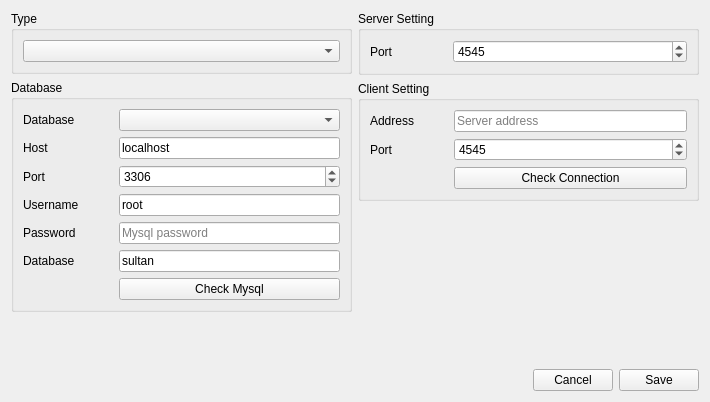
Qt form libgui/main/settingdialog.ui (apinprastya/sultan) before a commit.
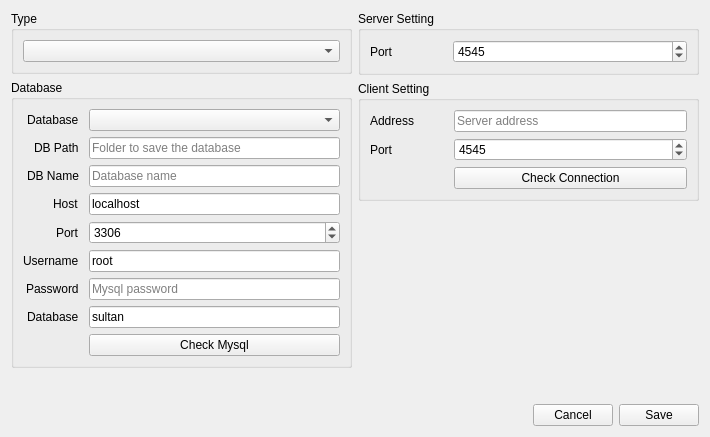
The same form after that commit.

Commit message: implement sqlite db path location

```diff
--- a/libgui/main/settingdialog.ui
+++ b/libgui/main/settingdialog.ui
@@ -7,7 +7,7 @@
     <x>0</x>
     <y>0</y>
     <width>710</width>
-    <height>402</height>
+    <height>437</height>
    </rect>
   </property>
   <property name="windowTitle">
@@ -45,17 +45,20 @@
           <string>Database</string>
          </property>
          <layout class="QFormLayout" name="formLayout">
+          <property name="labelAlignment">
+           <set>Qt::AlignRight|Qt::AlignTrailing|Qt::AlignVCenter</set>
+          </property>
           <property name="horizontalSpacing">
-           <number>40</number>
+           <number>10</number>
           </property>
-          <item row="1" column="0">
+          <item row="3" column="0">
            <widget class="QLabel" name="label">
             <property name="text">
              <string notr="true">Host</string>
             </property>
            </widget>
           </item>
-          <item row="1" column="1">
+          <item row="3" column="1">
            <widget class="QLineEdit" name="lineEditHost">
             <property name="inputMask">
              <string/>
@@ -68,14 +71,14 @@
             </property>
            </widget>
           </item>
-          <item row="2" column="0">
+          <item row="4" column="0">
            <widget class="QLabel" name="label_2">
             <property name="text">
              <string notr="true">Port</string>
             </property>
            </widget>
           </item>
-          <item row="2" column="1">
+          <item row="4" column="1">
            <widget class="QSpinBox" name="spinBoxPort">
             <property name="minimum">
              <number>1</number>
@@ -88,14 +91,14 @@
             </property>
            </widget>
           </item>
-          <item row="3" column="0">
+          <item row="5" column="0">
            <widget class="QLabel" name="label_3">
             <property name="text">
              <string notr="true">Username</string>
             </property>
            </widget>
           </item>
-          <item row="3" column="1">
+          <item row="5" column="1">
            <widget class="QLineEdit" name="lineEditUsername">
             <property name="inputMask">
              <string/>
@@ -108,14 +111,14 @@
             </property>
            </widget>
           </item>
-          <item row="4" column="0">
+          <item row="6" column="0">
            <widget class="QLabel" name="label_4">
             <property name="text">
              <string notr="true">Password</string>
             </property>
            </widget>
           </item>
-          <item row="4" column="1">
+          <item row="6" column="1">
            <widget class="QLineEdit" name="lineEditPassword">
             <property name="text">
              <string notr="true"/>
@@ -128,14 +131,14 @@
             </property>
            </widget>
           </item>
-          <item row="5" column="0">
+          <item row="7" column="0">
            <widget class="QLabel" name="label_5">
             <property name="text">
              <string notr="true">Database</string>
             </property>
            </widget>
           </item>
-          <item row="5" column="1">
+          <item row="7" column="1">
            <widget class="QLineEdit" name="lineEditDatabase">
             <property name="inputMask">
              <string/>
@@ -148,7 +151,7 @@
             </property>
            </widget>
           </item>
-          <item row="6" column="1">
+          <item row="8" column="1">
            <widget class="QPushButton" name="pushCheckMysql">
             <property name="text">
              <string>Check Mysql</string>
@@ -168,6 +171,34 @@
           <item row="0" column="1">
            <widget class="QComboBox" name="comboDatabase"/>
           </item>
+          <item row="1" column="0">
+           <widget class="QLabel" name="label_10">
+            <property name="text">
+             <string>DB Path</string>
+            </property>
+           </widget>
+          </item>
+          <item row="2" column="0">
+           <widget class="QLabel" name="label_11">
+            <property name="text">
+             <string>DB Name</string>
+            </property>
+           </widget>
+          </item>
+          <item row="1" column="1">
+           <widget class="QLineEdit" name="lineSqlitePath">
+            <property name="placeholderText">
+             <string>Folder to save the database</string>
+            </property>
+           </widget>
+          </item>
+          <item row="2" column="1">
+           <widget class="QLineEdit" name="lineSqliteName">
+            <property name="placeholderText">
+             <string>Database name</string>
+            </property>
+           </widget>
+          </item>
          </layout>
         </widget>
        </item>
```
Left out of the diff: 2 changed lines with no effect on the pictures. The commit also changes 6 other files.
